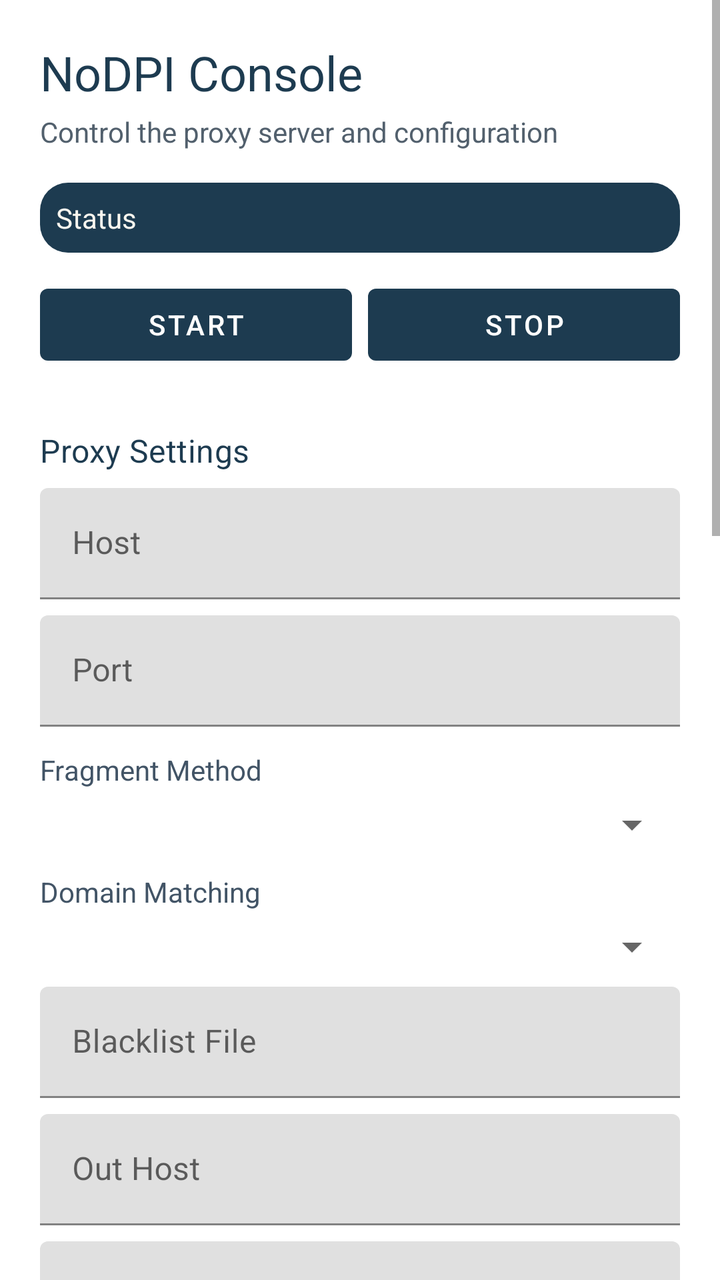
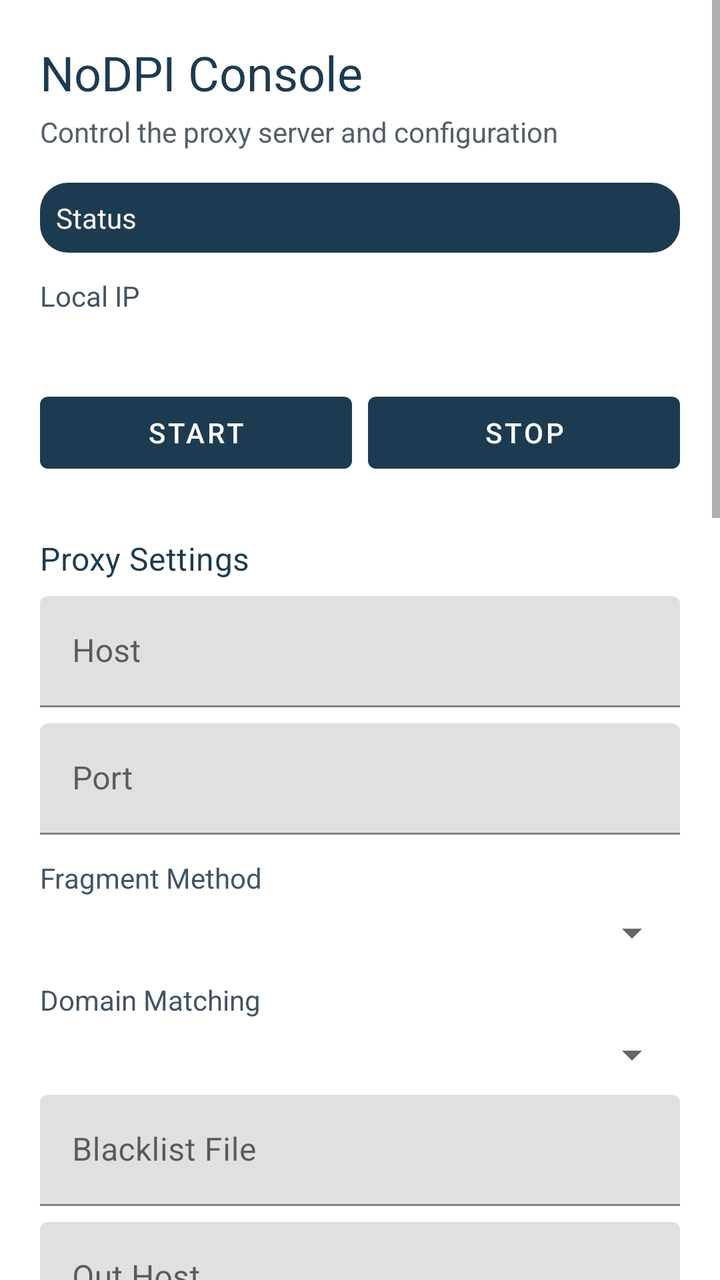

Before-and-after screenshots of an Android layout around one commit, followed by the original layout XML and the change that was made.
<!-- AndroidManifest.xml: application theme Theme.NoDPI -->
<!-- res/layout/activity_main.xml -->
<ScrollView xmlns:android="http://schemas.android.com/apk/res/android"
    xmlns:app="http://schemas.android.com/apk/res-auto"
    android:layout_width="match_parent"
    android:layout_height="match_parent"
    android:fillViewport="true">

    <LinearLayout
        android:layout_width="match_parent"
        android:layout_height="wrap_content"
        android:orientation="vertical"
        android:padding="20dp">

        <TextView
            android:layout_width="match_parent"
            android:layout_height="wrap_content"
            android:text="NoDPI Console"
            android:textAppearance="@style/TextAppearance.MaterialComponents.Headline5"
            android:textColor="@color/ink_900" />

        <TextView
            android:layout_width="match_parent"
            android:layout_height="wrap_content"
            android:layout_marginTop="4dp"
            android:text="Control the proxy server and configuration"
            android:textColor="@color/ink_600" />

        <LinearLayout
            android:layout_width="match_parent"
            android:layout_height="wrap_content"
            android:layout_marginTop="16dp"
            android:gravity="center_vertical"
            android:orientation="horizontal">

            <TextView
                android:id="@+id/status_text"
                android:layout_width="0dp"
                android:layout_height="wrap_content"
                android:layout_weight="1"
                android:background="@drawable/status_badge"
                android:padding="8dp"
                android:text="Status"
                android:textColor="@color/ink_50" />
        </LinearLayout>

        <LinearLayout
            android:layout_width="match_parent"
            android:layout_height="wrap_content"
            android:layout_marginTop="12dp"
            android:orientation="horizontal">

            <Button
                android:id="@+id/button_start"
                android:layout_width="0dp"
                android:layout_height="wrap_content"
                android:layout_weight="1"
                android:text="Start" />

            <Button
                android:id="@+id/button_stop"
                android:layout_width="0dp"
                android:layout_height="wrap_content"
                android:layout_marginStart="8dp"
                android:layout_weight="1"
                android:text="Stop" />
        </LinearLayout>

        <LinearLayout
            android:layout_width="match_parent"
            android:layout_height="wrap_content"
            android:layout_marginTop="8dp"
            android:orientation="horizontal">

        </LinearLayout>

        <TextView
            android:layout_width="match_parent"
            android:layout_height="wrap_content"
            android:layout_marginTop="20dp"
            android:text="Proxy Settings"
            android:textAppearance="@style/TextAppearance.MaterialComponents.Subtitle1"
            android:textColor="@color/ink_900" />

        <com.google.android.material.textfield.TextInputLayout
            android:layout_width="match_parent"
            android:layout_height="wrap_content"
            android:layout_marginTop="8dp"
            android:hint="Host">

            <com.google.android.material.textfield.TextInputEditText
                android:id="@+id/input_host"
                android:layout_width="match_parent"
                android:layout_height="wrap_content"
                android:inputType="text" />
        </com.google.android.material.textfield.TextInputLayout>

        <com.google.android.material.textfield.TextInputLayout
            android:layout_width="match_parent"
            android:layout_height="wrap_content"
            android:layout_marginTop="8dp"
            android:hint="Port">

            <com.google.android.material.textfield.TextInputEditText
                android:id="@+id/input_port"
                android:layout_width="match_parent"
                android:layout_height="wrap_content"
                android:inputType="number" />
        </com.google.android.material.textfield.TextInputLayout>

        <TextView
            android:layout_width="match_parent"
            android:layout_height="wrap_content"
            android:layout_marginTop="12dp"
            android:text="Fragment Method"
            android:textColor="@color/ink_700" />

        <Spinner
            android:id="@+id/spinner_fragment"
            android:layout_width="match_parent"
            android:layout_height="wrap_content"
            android:layout_marginTop="6dp" />

        <TextView
            android:layout_width="match_parent"
            android:layout_height="wrap_content"
            android:layout_marginTop="12dp"
            android:text="Domain Matching"
            android:textColor="@color/ink_700" />

        <Spinner
            android:id="@+id/spinner_domain"
            android:layout_width="match_parent"
            android:layout_height="wrap_content"
            android:layout_marginTop="6dp" />

        <com.google.android.material.textfield.TextInputLayout
            android:layout_width="match_parent"
            android:layout_height="wrap_content"
            android:layout_marginTop="8dp"
            android:hint="Blacklist File">

            <com.google.android.material.textfield.TextInputEditText
                android:id="@+id/input_blacklist_file"
                android:layout_width="match_parent"
                android:layout_height="wrap_content"
                android:inputType="text" />
        </com.google.android.material.textfield.TextInputLayout>

        <com.google.android.material.textfield.TextInputLayout
            android:layout_width="match_parent"
            android:layout_height="wrap_content"
            android:layout_marginTop="8dp"
            android:hint="Out Host">

            <com.google.android.material.textfield.TextInputEditText
                android:id="@+id/input_out_host"
                android:layout_width="match_parent"
                android:layout_height="wrap_content"
                android:inputType="text" />
        </com.google.android.material.textfield.TextInputLayout>

        <com.google.android.material.textfield.TextInputLayout
            android:layout_width="match_parent"
            android:layout_height="wrap_content"
            android:layout_marginTop="8dp"
            android:hint="Log Access File">

            <com.google.android.material.textfield.TextInputEditText
                android:id="@+id/input_log_access"
                android:layout_width="match_parent"
                android:layout_height="wrap_content"
                android:inputType="text" />
        </com.google.android.material.textfield.TextInputLayout>

        <com.google.android.material.textfield.TextInputLayout
            android:layout_width="match_parent"
            android:layout_height="wrap_content"
            android:layout_marginTop="8dp"
            android:hint="Log Error File">

            <com.google.android.material.textfield.TextInputEditText
                android:id="@+id/input_log_error"
                android:layout_width="match_parent"
                android:layout_height="wrap_content"
                android:inputType="text" />
        </com.google.android.material.textfield.TextInputLayout>

        <CheckBox
            android:id="@+id/checkbox_no_blacklist"
            android:layout_width="match_parent"
            android:layout_height="wrap_content"
            android:layout_marginTop="12dp"
            android:text="No blacklist" />

        <CheckBox
            android:id="@+id/checkbox_auto_blacklist"
            android:layout_width="match_parent"
            android:layout_height="wrap_content"
            android:text="Auto blacklist" />

        <CheckBox
            android:id="@+id/checkbox_quiet"
            android:layout_width="match_parent"
            android:layout_height="wrap_content"
            android:text="Quiet mode" />

        <LinearLayout
            android:layout_width="match_parent"
            android:layout_height="wrap_content"
            android:layout_marginTop="12dp"
            android:orientation="horizontal">

            <Button
                android:id="@+id/button_save_config"
                android:layout_width="0dp"
                android:layout_height="wrap_content"
                android:layout_weight="1"
                android:text="Save Config" />

            <Button
                android:id="@+id/button_restart"
                android:layout_width="0dp"
                android:layout_height="wrap_content"
                android:layout_marginStart="8dp"
                android:layout_weight="1"
                android:text="Restart" />
        </LinearLayout>

        <TextView
            android:layout_width="match_parent"
            android:layout_height="wrap_content"
            android:layout_marginTop="20dp"
            android:text="Blacklist"
            android:textAppearance="@style/TextAppearance.MaterialComponents.Subtitle1"
            android:textColor="@color/ink_900" />

        <com.google.android.material.textfield.TextInputLayout
            android:layout_width="match_parent"
            android:layout_height="wrap_content"
            android:layout_marginTop="8dp"
            android:hint="One domain per line">

            <com.google.android.material.textfield.TextInputEditText
                android:id="@+id/input_blacklist"
                android:layout_width="match_parent"
                android:layout_height="180dp"
                android:gravity="top"
                android:inputType="textMultiLine" />
        </com.google.android.material.textfield.TextInputLayout>

        <Button
            android:id="@+id/button_save_blacklist"
            android:layout_width="match_parent"
            android:layout_height="wrap_content"
            android:layout_marginTop="12dp"
            android:text="Save Blacklist" />

        <TextView
            android:id="@+id/footer_hint"
            android:layout_width="match_parent"
            android:layout_height="wrap_content"
            android:layout_marginTop="16dp"
            android:textColor="@color/ink_500"
            android:textSize="12sp" />

        <TextView
            android:layout_width="match_parent"
            android:layout_height="wrap_content"
            android:layout_marginTop="20dp"
            android:text="Debug"
            android:textAppearance="@style/TextAppearance.MaterialComponents.Subtitle1"
            android:textColor="@color/ink_900" />

        <Button
            android:id="@+id/button_copy_debug"
            android:layout_width="match_parent"
            android:layout_height="wrap_content"
            android:layout_marginTop="6dp"
            android:text="Copy Debug" />

        <TextView
            android:id="@+id/debug_jnilibs"
            android:layout_width="match_parent"
            android:layout_height="wrap_content"
            android:layout_marginTop="8dp"
            android:textColor="@color/ink_600"
            android:textSize="12sp" />

        <TextView
            android:layout_width="match_parent"
            android:layout_height="wrap_content"
            android:layout_marginTop="12dp"
            android:text="Server Logs"
            android:textAppearance="@style/TextAppearance.MaterialComponents.Subtitle2"
            android:textColor="@color/ink_700" />

        <Button
            android:id="@+id/button_clear_logs"
            android:layout_width="match_parent"
            android:layout_height="wrap_content"
            android:layout_marginTop="6dp"
            android:text="Clear Logs" />

        <TextView
            android:id="@+id/debug_logs"
            android:layout_width="match_parent"
            android:layout_height="wrap_content"
            android:layout_marginTop="6dp"
            android:textColor="@color/ink_600"
            android:textSize="14sp" />

    </LinearLayout>
</ScrollView>
<!-- resources referenced by this layout -->
<resources>
  <color name="ink_50">#F9F6EF</color>
  <color name="ink_500">#748094</color>
  <color name="ink_600">#52606D</color>
  <color name="ink_700">#425466</color>
  <color name="ink_900">#1D3B50</color>
  <!-- drawable status_badge (drawable) -->
  <shape xmlns:android="http://schemas.android.com/apk/res/android"
      android:shape="rectangle">
      <solid android:color="@color/ink_900" />
      <corners android:radius="14dp" />
  </shape>
  <style name="Theme.NoDPI" parent="Theme.MaterialComponents.Light.NoActionBar">
          <item name="colorPrimary">@color/ink_900</item>
          <item name="colorPrimaryVariant">@color/ink_900</item>
          <item name="colorSecondary">@color/accent_orange</item>
          <item name="android:windowBackground">@android:color/white</item>
      </style>
  <color name="accent_orange">#E76F51</color>
</resources>

<!-- the commit's change to res/layout/activity_main.xml (unified diff, before → after) -->
@@ -42,6 +42,21 @@
                 android:textColor="@color/ink_50" />
         </LinearLayout>
 
+        <TextView
+            android:layout_width="match_parent"
+            android:layout_height="wrap_content"
+            android:layout_marginTop="12dp"
+            android:text="Local IP"
+            android:textColor="@color/ink_700" />
+
+        <TextView
+            android:id="@+id/local_ip_text"
+            android:layout_width="match_parent"
+            android:layout_height="wrap_content"
+            android:layout_marginTop="4dp"
+            android:textColor="@color/ink_600"
+            android:textSize="14sp" />
+
         <LinearLayout
             android:layout_width="match_parent"
             android:layout_height="wrap_content"
